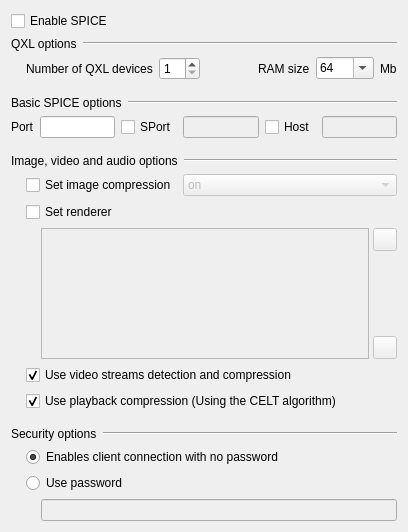
The window that SPICE_Settings_Widget.ui (qunying/aqemu-old) describes before a commit, drawn with Qt 5.
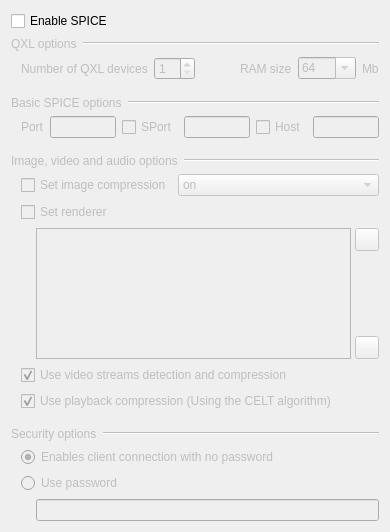
The same window after the commit. Icons and pictures are not drawn.

Diff of the .ui file:
```diff
--- a/SPICE_Settings_Widget.ui
+++ b/SPICE_Settings_Widget.ui
@@ -6,7 +6,7 @@
    <rect>
     <x>0</x>
     <y>0</y>
-    <width>408</width>
+    <width>390</width>
     <height>532</height>
    </rect>
   </property>
@@ -23,6 +23,9 @@
    </item>
    <item>
     <widget class="QWidget" name="Widget_SPICE_Settings" native="true">
+     <property name="enabled">
+      <bool>false</bool>
+     </property>
      <layout class="QVBoxLayout" name="verticalLayout_6">
       <property name="margin">
        <number>0</number>
@@ -56,7 +59,7 @@
         <item>
          <layout class="QHBoxLayout" name="horizontalLayout_3">
           <property name="leftMargin">
-           <number>15</number>
+           <number>10</number>
           </property>
           <item>
            <widget class="QLabel" name="Label_Number_of_QXL_Devices">
@@ -192,6 +195,9 @@
         </item>
         <item>
          <layout class="QHBoxLayout" name="horizontalLayout_8">
+          <property name="leftMargin">
+           <number>10</number>
+          </property>
           <item>
            <widget class="QLabel" name="Label_SPICE_Port">
             <property name="text">
@@ -305,7 +311,7 @@
         <item>
          <layout class="QGridLayout" name="gridLayout_2">
           <property name="leftMargin">
-           <number>15</number>
+           <number>10</number>
           </property>
           <item row="0" column="0">
            <layout class="QHBoxLayout" name="horizontalLayout_7">
@@ -548,7 +554,7 @@
         <item>
          <layout class="QGridLayout" name="gridLayout_4">
           <property name="leftMargin">
-           <number>15</number>
+           <number>10</number>
           </property>
           <item row="0" column="0">
            <widget class="QRadioButton" name="RB_No_Password">
```
Left out of the diff: 72 changed lines with no effect on the pictures.
